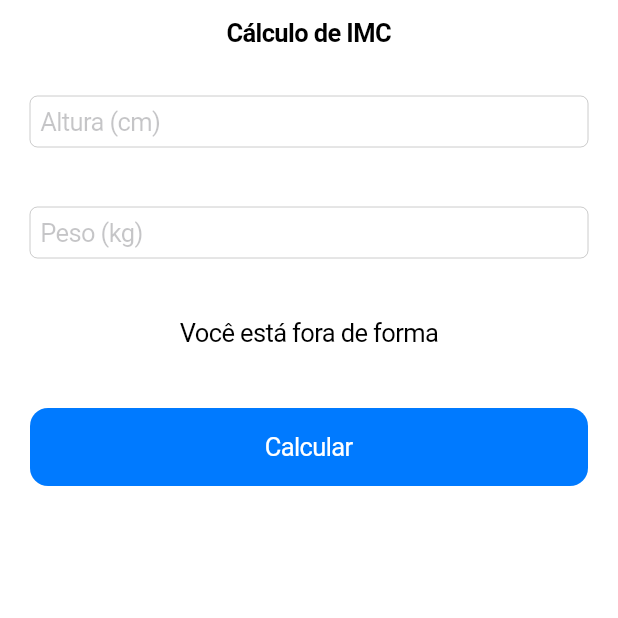
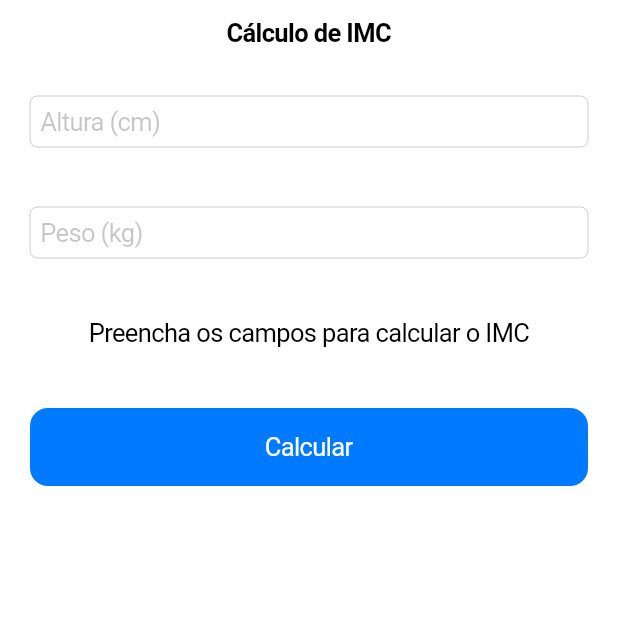
Before and after one commit to claylton/imc, a Flutter app: the screen it shows after launch, on a phone screen of 412 x 824 dp, the top half of it. Run offline on Flutter 3.47's test engine with Material 2 defaults, Android fonts, the phone set to English and light mode, and no system bars; our stand-ins replace mask_text_input_formatter.

```diff
--- a/lib/blocs/imc_bloc.dart
+++ b/lib/blocs/imc_bloc.dart
@@ -1,14 +1,17 @@
 
+import 'package:flutter/material.dart';
 import 'package:mask_text_input_formatter/mask_text_input_formatter.dart';
 
 class ImcBloc {
-  MaskTextInputFormatter heightController = MaskTextInputFormatter(mask: '###');
-  MaskTextInputFormatter weightController = MaskTextInputFormatter(mask: '###');
+  MaskTextInputFormatter heightMaskTextInputFormatter = MaskTextInputFormatter(mask: '###');
+  MaskTextInputFormatter weightMaskTextInputFormatter = MaskTextInputFormatter(mask: '###');
+  TextEditingController heightController = TextEditingController();
+  TextEditingController weightController = TextEditingController();
   String result = "Preencha os campos para calcular o IMC";
 
   void calculate() {
-    double weight = double.parse(weightController.getMaskedText());
-    double height = double.parse(heightController.getMaskedText()) / 100;
+    double weight = double.parse(weightController.text);
+    double height = double.parse(heightController.text) / 100;
     double imc = weight / (height * height);
 
     if (imc < 18.6) {
--- a/lib/ui/ios/pages/home_page.dart
+++ b/lib/ui/ios/pages/home_page.dart
@@ -1,5 +1,6 @@
 import 'package:flutter/cupertino.dart';
 import 'package:flutter/material.dart';
+import 'package:imc/blocs/imc_bloc.dart';
 
 class HomePage extends StatefulWidget {
   const HomePage({super.key});
@@ -9,6 +10,8 @@ class HomePage extends StatefulWidget {
 }
 
 class _HomePageState extends State<HomePage> {
+  ImcBloc bloc = ImcBloc();
+
   @override
   Widget build(BuildContext context) {
     return CupertinoPageScaffold(
@@ -17,24 +20,28 @@ class _HomePageState extends State<HomePage> {
       ),
       child: ListView(
         children: <Widget>[
-          const Padding(
-            padding: EdgeInsets.all(20),
+          Padding(
+            padding: const EdgeInsets.all(20),
             child: CupertinoTextField(
               placeholder: 'Altura (cm)',
+              controller: bloc.heightController,
+              inputFormatters: [bloc.heightMaskTextInputFormatter],
               keyboardType: TextInputType.number,
             ),
           ),
-          const Padding(
-            padding: EdgeInsets.all(20),
+          Padding(
+            padding: const EdgeInsets.all(20),
             child: CupertinoTextField(
               placeholder: 'Peso (kg)',
+              controller: bloc.weightController,
+              inputFormatters: [bloc.weightMaskTextInputFormatter],
               keyboardType: TextInputType.number,
             ),
           ),
-          const Padding(
-            padding: EdgeInsets.all(20),
+          Padding(
+            padding: const EdgeInsets.all(20),
             child: Text(
-              'Você está fora de forma',
+              bloc.result,
               textAlign: TextAlign.center,
             ),
           ),
@@ -42,7 +49,11 @@ class _HomePageState extends State<HomePage> {
             padding: const EdgeInsets.all(20),
             child: CupertinoButton.filled(
               child: const Text('Calcular'),
-              onPressed: () {},
+              onPressed: () {
+                setState(() {
+                  bloc.calculate();
+                });
+              },
             ),
           ),
         ],
```
Also changed, not shown: lib/ui/android/pages/home_page.dart (+17 -10 lines).
